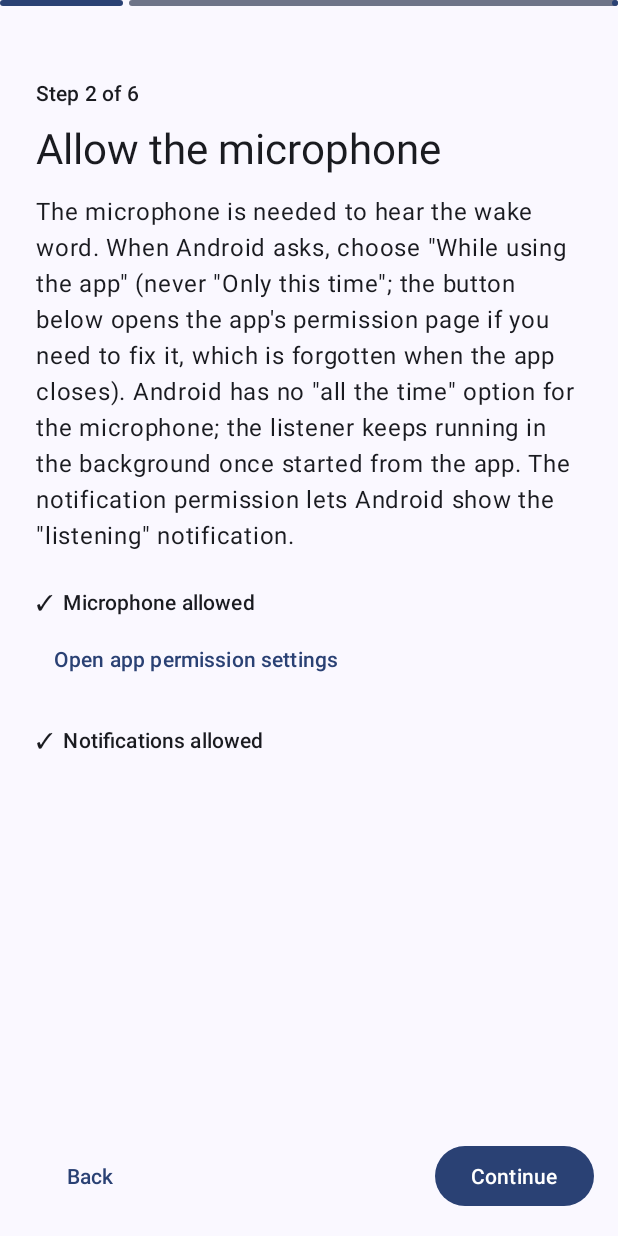
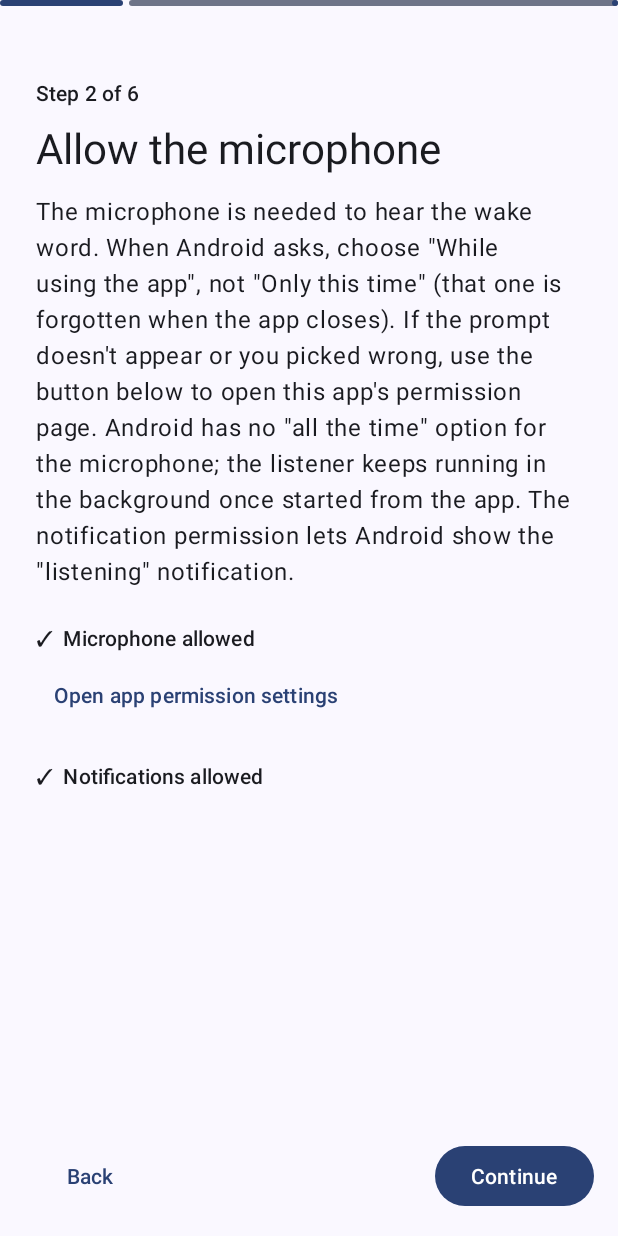
Before and after one commit to TrendMend/luna, an Android app: the screen it shows after launch (OnboardingActivity), after a tap on "Continue", on a phone screen of 412 x 824 dp. Run offline under Robolectric (Android 15) with nearby library versions, the phone set to English and light mode, and no system bars; 8 statements that could not run were skipped.

Commit message:
Tidy permission step wording
Co-Authored-By: Claude Sonnet 5.5 <noreply@anthropic.com>

```diff
--- a/app/src/main/java/com/example/hawakeword/OnboardingActivity.kt
+++ b/app/src/main/java/com/example/hawakeword/OnboardingActivity.kt
@@ -203,8 +203,10 @@ class OnboardingActivity : AppCompatActivity() {
             Step.PERMISSIONS -> {
                 b.tvTitle.text = "Allow the microphone"
                 b.tvBody.text = "The microphone is needed to hear the wake word. When Android asks, " +
-                    "choose \"While using the app\" (never \"Only this time\"; the button below opens the app's permission page if you need to fix it, which is forgotten when " +
-                    "the app closes). Android has no \"all the time\" option for the microphone; the " +
+                    "choose \"While using the app\", not \"Only this time\" (that one is forgotten when " +
+                    "the app closes). If the prompt doesn't appear or you picked wrong, use the " +
+                    "button below to open this app's permission page. "  +
+                    "Android has no \"all the time\" option for the microphone; the " +
                     "listener keeps running in the background once started from the app. " +
                     "The notification permission lets Android show the \"listening\" notification."
                 val mic = Setup.micGranted(this)
```
